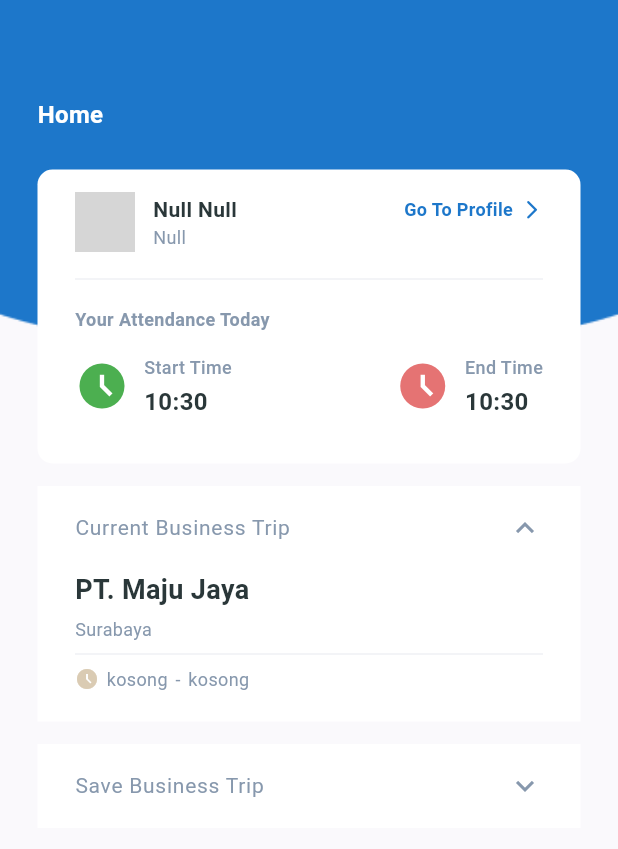
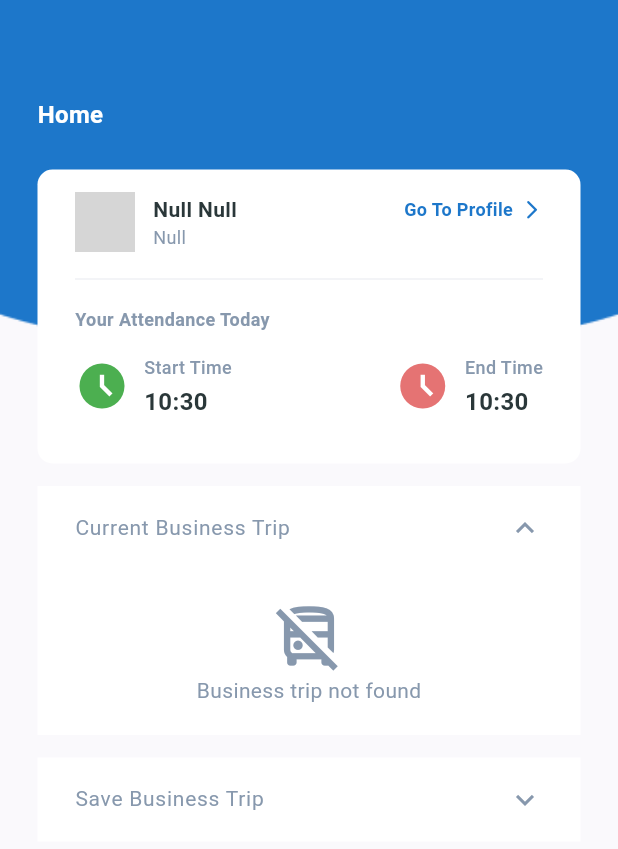
Before and after one commit to wildanarkan/magang_flutter, a Flutter app: the HomePage screen opened directly, after a tap on "Go To Profile", after a tap on "Current Business Trip", on a phone screen of 412 x 824 dp. Shown: the top 849 px of the screen. Run offline on Flutter 3.47's test engine with Material 3 defaults, Android fonts, the phone set to English and light mode, and no system bars; drawn by our look-alikes of cached_network_image; our stand-ins replace dotted_border, file_picker, get, get_storage, image_picker, open_file; accounts and stored records are empty; network calls fail; grey boxes are pictures that could not be loaded.

Commit message:
add : Method fetch current business trip at home page

```diff
--- a/lib/common/urls.dart
+++ b/lib/common/urls.dart
@@ -23,6 +23,7 @@ class URLs {
   static const leaveCategory = '${baseAppUrl}leave/category';
   static const leaveStore = '${baseAppUrl}leave/make/';
   static const business = '${baseAppUrl}business/';
+  static const tripToday = '${baseAppUrl}business/triptoday/';
   static const company = '${baseAppUrl}business/company';
   static const updateExtendedDay = '${baseAppUrl}business/extend/';
   static const companyCity = '${baseAppUrl}business/companycity/';
--- a/lib/controllers/business_trip_detail_page_controller.dart
+++ b/lib/controllers/business_trip_detail_page_controller.dart
@@ -8,6 +8,7 @@ import 'package:get_storage/get_storage.dart';
 import 'package:http/http.dart' as http;
 import 'package:magang_flutter/common/urls.dart';
 import 'package:magang_flutter/controllers/business_trip_controller.dart';
+import 'package:magang_flutter/controllers/home_page_controller.dart';
 import 'package:open_file/open_file.dart';
 import 'package:path_provider/path_provider.dart';
 
@@ -83,6 +84,9 @@ class BusinessTripDetailPageController extends GetxController {
     if (isChangeExtend || isChangePhoto) {
       final BusinessTripController businessTripController =
           Get.find<BusinessTripController>();
+      final HomePageController homePageController =
+          Get.find<HomePageController>();
+      homePageController.fetchCurrentBusinessTrips();
       businessTripController.fetchBusinessTrips();
       log('Extend change : $isChangeExtend');
       log('Photo change : $isChangePhoto');
--- a/lib/controllers/home_page_controller.dart
+++ b/lib/controllers/home_page_controller.dart
@@ -1,10 +1,18 @@
 import 'dart:async';
+import 'dart:convert';
+import 'dart:developer';
 
 import 'package:get/get.dart';
 import 'package:get_storage/get_storage.dart';
+import 'package:http/http.dart' as http;
 import 'package:intl/intl.dart';
+import 'package:magang_flutter/common/urls.dart';
+import 'package:magang_flutter/data/models/business_trip_model.dart';
 
 class HomePageController extends GetxController {
+  var currentBusinessTrip = <BusinessTripModel>[].obs;
+  var isLoading = true.obs;
+
   var startTime = ''.obs;
   var endTime = ''.obs;
   final storage = GetStorage();
@@ -12,11 +20,39 @@ class HomePageController extends GetxController {
   @override
   void onInit() {
     super.onInit();
+    fetchCurrentBusinessTrips();
     _loadStartTime();
     _updateEndTime();
     Timer.periodic(const Duration(minutes: 1), (timer) {
       _updateEndTime();
     });
+  }
+
+  Future<void> fetchCurrentBusinessTrips() async {
+    try {
+      isLoading(true);
+      final token = GetStorage().read('accessToken');
+      final response = await http.get(
+        Uri.parse(URLs.tripToday),
+        headers: {
+          'Authorization': 'Bearer $token',
+        },
+      );
+
+      if (response.statusCode == 200) {
+        log('Success fetch trip');
+        List<dynamic> jsonData = json.decode(response.body);
+        currentBusinessTrip.value =
+            jsonData.map((json) => BusinessTripModel.fromJson(json)).toList();
+      } else {
+        // Handle error
+        print(response.statusCode);
+      }
+    } catch (e) {
+      // Handle exception
+    } finally {
+      isLoading(false);
+    }
   }
 
   void _loadStartTime() {
@@ -37,7 +73,7 @@ class HomePageController extends GetxController {
     DateTime now = DateTime.now();
     DateTime storedTime = DateFormat.Hm().parse(time);
     return now.day == storedTime.day &&
-           now.month == storedTime.month &&
-           now.year == storedTime.year;
+        now.month == storedTime.month &&
+        now.year == storedTime.year;
   }
 }
--- a/lib/controllers/navigator_page_controllers.dart
+++ b/lib/controllers/navigator_page_controllers.dart
@@ -7,6 +7,7 @@ import 'package:get_storage/get_storage.dart';
 import 'package:http/http.dart' as http;
 import 'package:magang_flutter/common/urls.dart';
 import 'package:magang_flutter/controllers/business_trip_controller.dart';
+import 'package:magang_flutter/controllers/home_page_controller.dart';
 import 'package:magang_flutter/pages/business_trip_page.dart';
 import 'package:magang_flutter/pages/home_page.dart';
 import 'package:magang_flutter/pages/leave_history_page.dart';
@@ -124,6 +125,11 @@ class NavigatorPageControllers extends GetxController {
       businessTripController.fetchBusinessTrips();
       businessTripController.resetFilter();
     }
+     if (selectedPage.value == 0) {
+      log(selectedPage.toString());
+      final homePageController = Get.find<HomePageController>();
+      homePageController.fetchCurrentBusinessTrips();
+    }
     selectedPage.value = index;
   }
 
--- a/lib/pages/home_page.dart
+++ b/lib/pages/home_page.dart
@@ -4,6 +4,7 @@ import 'package:get/get.dart';
 import 'package:magang_flutter/common/app_color.dart';
 import 'package:magang_flutter/common/urls.dart';
 import 'package:magang_flutter/controllers/home_page_controller.dart';
+import 'package:magang_flutter/pages/business_trip_detail_page.dart';
 import 'package:magang_flutter/widgets/build_card_info.dart';
 import 'package:magang_flutter/widgets/build_expansion_tile.dart';
 import 'package:magang_flutter/widgets/build_link.dart';
@@ -80,13 +81,64 @@ class HomePage extends GetView<NavigatorPageControllers> {
             color: AppColor.textBody,
           ),
         ),
-        children: const [
-          BuildCardInfo(
-            title: 'PT. Maju Jaya',
-            subtitle: 'Surabaya',
-            appStatus: 'onProgress',
-            useContainer: false,
-          ),
+        children: [
+          Obx(() {
+            if (homePageController.isLoading.value) {
+              return const SizedBox(
+                height: 80,
+                  child: Center(child: CircularProgressIndicator()));
+            } else if (homePageController.currentBusinessTrip.isEmpty) {
+              return Padding(
+                padding: const EdgeInsets.symmetric(vertical: 20),
+                child: Center(
+                  child: Column(
+                    mainAxisAlignment: MainAxisAlignment.center,
+                    children: [
+                      Icon(
+                        Icons.no_transfer_outlined,
+                        size: 50,
+                        color: AppColor.textBody,
+                      ),
+                      Text(
+                        'Business trip not found',
+                        style: TextStyle(
+                          fontSize: 14,
+                          color: AppColor.textBody,
+                        ),
+                      ),
+                    ],
+                  ),
+                ),
+              );
+            } else {
+              final trips = homePageController.currentBusinessTrip;
+              return ListView.builder(
+                shrinkWrap: true,
+                physics: const NeverScrollableScrollPhysics(),
+                padding: const EdgeInsets.only(bottom: 20, top: 10),
+                itemCount: trips.length,
+                itemBuilder: (context, index) {
+                  final trip = trips[index];
+                  return BuildCardInfo(
+                    title: trip.companyName ?? 'Unknown Company',
+                    subtitle: trip.cityName ?? 'Unknown City',
+                    appStatus: trip.status ?? 'Unknown Status',
+                    startDate: trip.startDate ?? 'Null',
+                    endDate: trip.endDate ?? 'Null',
+                    useContainer: true,
+                    onTap: () {
+                      Get.to(
+                        () => BusinessTripDetailPage(
+                          trip: trip,
+                          status: trip.status,
+                        ),
+                      );
+                    },
+                  );
+                },
+              );
+            }
+          }),
         ],
       ),
     );
```
